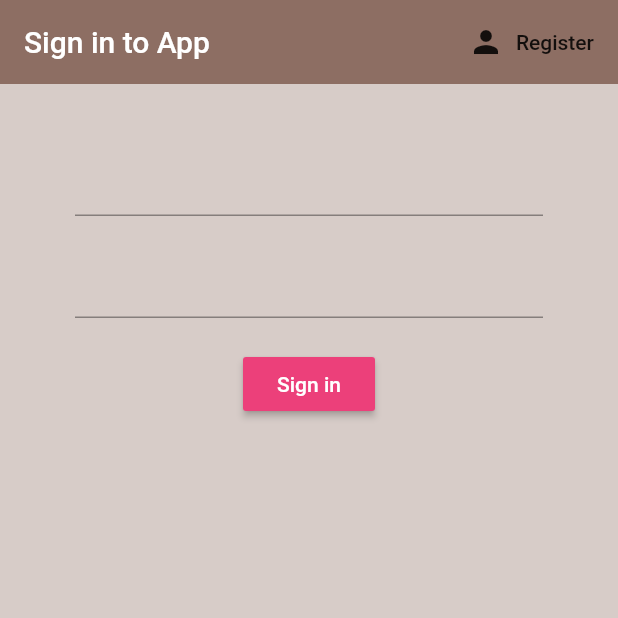
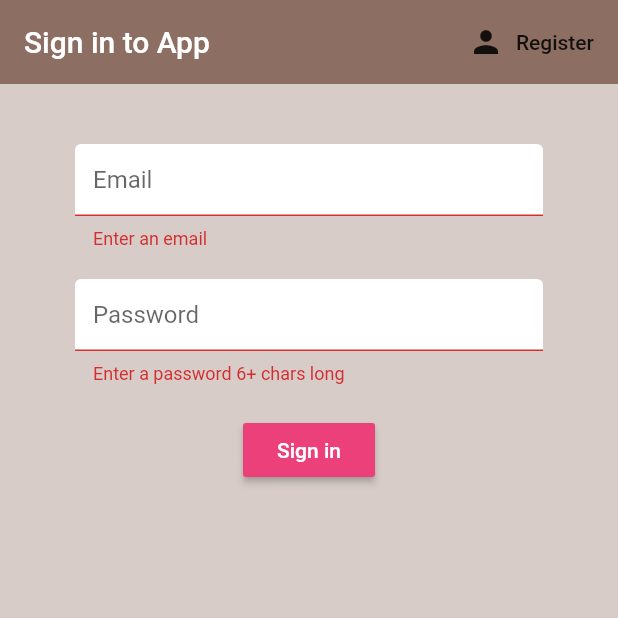
Before and after one commit to miyamot0/CCC_math_facts_flutter, a Flutter app: the screen it shows after launch, after a tap on "Sign in", on a phone screen of 412 x 824 dp, the top half of it. Run offline on Flutter 3.47's test engine with Material 2 defaults, Android fonts, the phone set to English and light mode, and no system bars; our stand-ins replace firebase_auth, firebase_core; accounts and stored records are empty.

Commit message:
Add in decorators, early styles

```diff
--- a/lib/screens/authenticate/register.dart
+++ b/lib/screens/authenticate/register.dart
@@ -1,4 +1,5 @@
 import 'package:covcopcomp_math_fact/services/auth.dart';
+import 'package:covcopcomp_math_fact/shared/constants.dart';
 import 'package:flutter/material.dart';
 
 class Register extends StatefulWidget {
@@ -44,6 +45,7 @@ class _RegisterState extends State<Register> {
               children: [
                 SizedBox(height: 20),
                 TextFormField(
+                  decoration: textInputDecoration.copyWith(hintText: 'Email'),
                   validator: (value) =>
                       value!.isEmpty ? 'Enter an email' : null,
                   onChanged: (value) {
@@ -52,6 +54,8 @@ class _RegisterState extends State<Register> {
                 ),
                 SizedBox(height: 20),
                 TextFormField(
+                  decoration:
+                      textInputDecoration.copyWith(hintText: 'Password'),
                   validator: (value) => value!.length < 6
                       ? 'Enter a password 6+ chars long'
                       : null,
--- a/lib/screens/authenticate/sign_in.dart
+++ b/lib/screens/authenticate/sign_in.dart
@@ -1,4 +1,5 @@
 import 'package:covcopcomp_math_fact/services/auth.dart';
+import 'package:covcopcomp_math_fact/shared/constants.dart';
 import 'package:flutter/material.dart';
 
 class SignIn extends StatefulWidget {
@@ -11,10 +12,12 @@ class SignIn extends StatefulWidget {
 
 class _SignInState extends State<SignIn> {
   final AuthService _auth = AuthService();
+  final _formKey = GlobalKey<FormState>();
 
   // State for text fields
   String email = '';
   String pass = '';
+  String error = '';
 
   @override
   Widget build(BuildContext context) {
@@ -37,16 +40,25 @@ class _SignInState extends State<SignIn> {
       body: Container(
         padding: const EdgeInsets.symmetric(vertical: 20.0, horizontal: 50.0),
         child: Form(
+            key: _formKey,
             child: Column(
               children: [
                 SizedBox(height: 20),
                 TextFormField(
+                  decoration: textInputDecoration.copyWith(hintText: 'Email'),
+                  validator: (value) =>
+                      value!.isEmpty ? 'Enter an email' : null,
                   onChanged: (value) {
                     setState(() => email = value);
                   },
                 ),
                 SizedBox(height: 20),
                 TextFormField(
+                  decoration:
+                      textInputDecoration.copyWith(hintText: 'Password'),
+                  validator: (value) => value!.length < 6
+                      ? 'Enter a password 6+ chars long'
+                      : null,
                   obscureText: true,
                   onChanged: (value) {
                     setState(() => pass = value);
@@ -57,9 +69,27 @@ class _SignInState extends State<SignIn> {
                   color: Colors.pink[400],
                   child: Text("Sign in", style: TextStyle(color: Colors.white)),
                   onPressed: () async {
-                print(email);
-                print(pass);
+                    var currentState = _formKey.currentState!;
+
+                    if (currentState.validate()) {
+                      dynamic result =
+                          await _auth.signInWithEmailAndPassword(email, pass);
+
+                      if (result == null) {
+                        setState(() => {
+                              error =
+                                  'Please double-check your email and password'
+                            });
+                      }
+                    }
                   },
+                ),
+                SizedBox(
+                  height: 12.0,
+                ),
+                Text(
+                  error,
+                  style: TextStyle(color: Colors.red, fontSize: 14.0),
                 )
               ],
             )),
--- a/lib/services/auth.dart
+++ b/lib/services/auth.dart
@@ -34,7 +34,23 @@ class AuthService {
     }
   }
 
-  // sign in with pass
+  // Sign in with email/pass
+  Future signInWithEmailAndPassword(String email, String pass) async {
+    try {
+      UserCredential result =
+          await _auth.signInWithEmailAndPassword(email: email, password: pass);
+
+      User? user = result.user;
+
+      if (user == null) {
+        return null;
+      } else {
+        return _userFromFirebaseUser(user);
+      }
+    } catch (e) {
+      print(e.toString());
+    }
+  }
 
   // Register new user with email/pass
   Future registerWithEmailAndPassword(String email, String pass) async {
--- /dev/null
+++ b/lib/shared/constants.dart
@@ -0,0 +1,9 @@
+import 'package:flutter/material.dart';
+
+const textInputDecoration = InputDecoration(
+    fillColor: Colors.white,
+    filled: true,
+    enabledBorder: OutlineInputBorder(
+        borderSide: BorderSide(color: Colors.white, width: 2.0)),
+    focusedBorder: OutlineInputBorder(
+        borderSide: BorderSide(color: Colors.pink, width: 2.0)));
```
Lines whose indentation alone changed are shown as unchanged.
